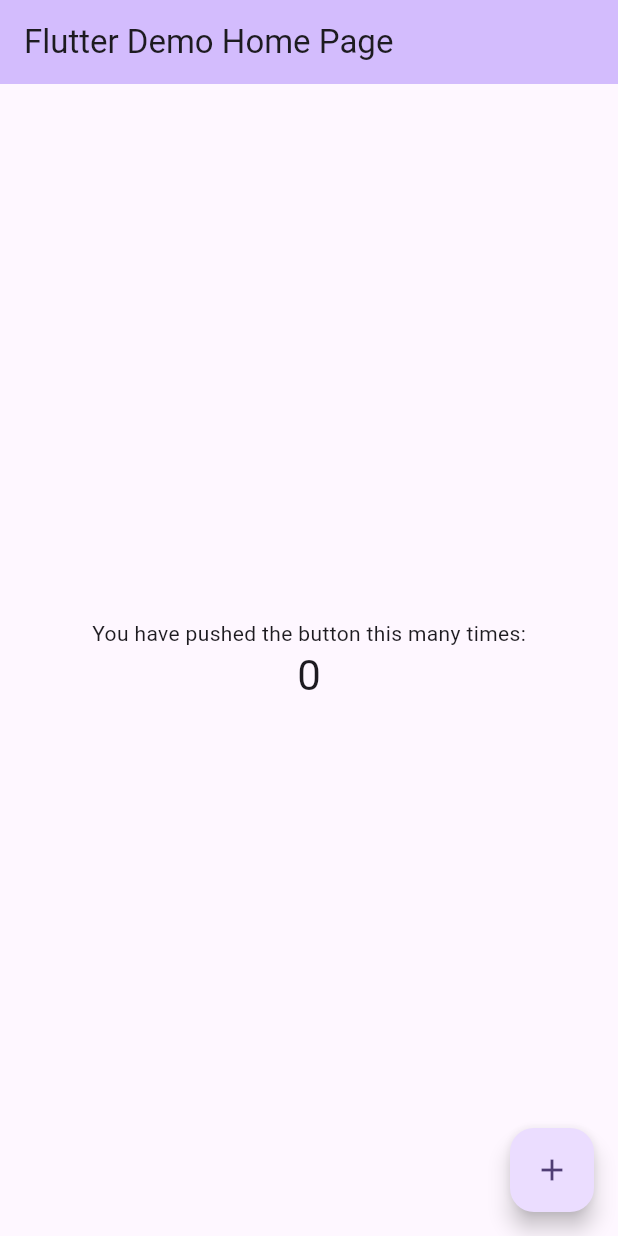
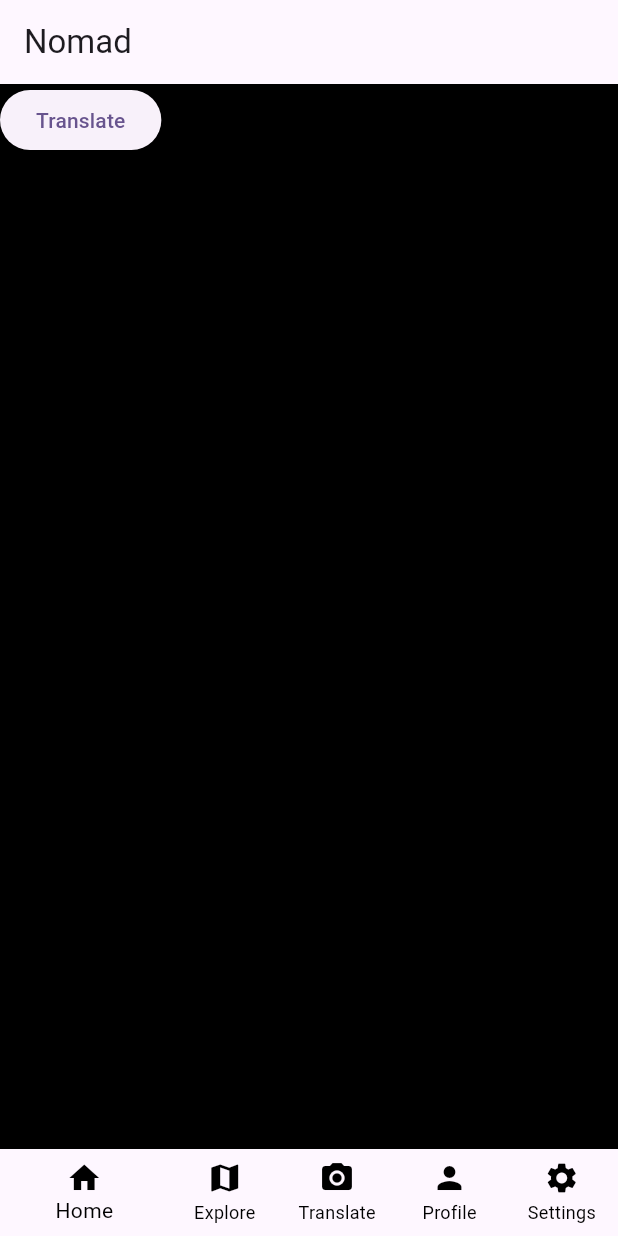
Before and after one commit to lingAR-WX82/nomad, a Flutter app: the MyHomePage widget shown alone on an empty page, opened directly, on a phone screen of 412 x 824 dp. Run offline on Flutter 3.47's test engine with Material 3 defaults, Android fonts, the phone set to English and light mode, and no system bars; our stand-ins replace camera; missing offline and left inert: google_mlkit_language_id, google_mlkit_translation.

Commit message:
:sparkles: add camera preview

```diff
--- a/lib/main.dart
+++ b/lib/main.dart
@@ -2,6 +2,9 @@ import 'package:flutter/material.dart';
 import 'package:google_mlkit_translation/google_mlkit_translation.dart';
 import 'package:nomad/providers/translation/detector_provider.dart';
 import 'package:nomad/providers/translation/translate_provider.dart';
+import 'package:nomad/routes.dart';
+import 'package:nomad/screens/camera_screen.dart';
+import 'package:nomad/widgets/shared/app_layout.dart';
 
 void main() {
   runApp(const MyApp());
@@ -16,26 +19,12 @@ class MyApp extends StatelessWidget {
     return MaterialApp(
         title: 'Flutter Demo',
         theme: ThemeData(
-        // This is the theme of your application.
-        //
-        // TRY THIS: Try running your application with "flutter run". You'll see
-        // the application has a purple toolbar. Then, without quitting the app,
-        // try changing the seedColor in the colorScheme below to Colors.green
-        // and then invoke "hot reload" (save your changes or press the "hot
-        // reload" button in a Flutter-supported IDE, or press "r" if you used
-        // the command line to start the app).
-        //
-        // Notice that the counter didn't reset back to zero; the application
-        // state is not lost during the reload. To reset the state, use hot
-        // restart instead.
-        //
-        // This works for code too, not just values: Most code changes can be
-        // tested with just a hot reload.
           colorScheme: ColorScheme.fromSeed(seedColor: Colors.deepPurple),
           useMaterial3: true,
         ),
         home: const MyHomePage(title: 'Flutter Demo Home Page'),
-    );
+        initialRoute: '/camera',
+        routes: routes);
   }
 }
 
@@ -61,7 +50,7 @@ class _MyHomePageState extends State<MyHomePage> {
   late DetectorProvider detectorProvider;
   late OnDeviceTranslatorModelManager modelManager;
   late TranslateProvider translateProvider;
-  int _counter = 0;
+  int _selectedIndex = 0;
 
   @override
   void initState() {
@@ -71,16 +60,7 @@ class _MyHomePageState extends State<MyHomePage> {
     translateProvider = TranslateProvider();
   }
 
-  void _incrementCounter() {
-    setState(() {
-      // This call to setState tells the Flutter framework that something has
-      // changed in this State, which causes it to rerun the build method below
-      // so that the display can reflect the updated values. If we changed
-      // _counter without calling setState(), then the build method would not be
-      // called again, and so nothing would appear to happen.
-      _counter++;
-    });
-
+  void _translateText() {
     // detectorProvider
     //     .detectLanguage('Hola mundo')
     //     .then((value) => print(value));
@@ -103,6 +83,15 @@ class _MyHomePageState extends State<MyHomePage> {
     }
   }
 
+  void _onItemTapped(int index) {
+    setState(() {
+      _selectedIndex = index;
+    });
+    Navigator.push(
+      context, MaterialPageRoute(builder: (context) => CameraScreen())
+    );
+  }
+
   @override
   Widget build(BuildContext context) {
     // This method is rerun every time setState is called, for instance as done
@@ -111,50 +100,31 @@ class _MyHomePageState extends State<MyHomePage> {
     // The Flutter framework has been optimized to make rerunning build methods
     // fast, so that you can just rebuild anything that needs updating rather
     // than having to individually change instances of widgets.
-    return Scaffold(
-      appBar: AppBar(
-        // TRY THIS: Try changing the color here to a specific color (to
-        // Colors.amber, perhaps?) and trigger a hot reload to see the AppBar
-        // change color while the other colors stay the same.
-        backgroundColor: Theme.of(context).colorScheme.inversePrimary,
-        // Here we take the value from the MyHomePage object that was created by
-        // the App.build method, and use it to set our appbar title.
-        title: Text(widget.title),
+    return AppLayout(
+      navBar: BottomNavigationBar(
+          onTap: _onItemTapped,
+          selectedItemColor: Colors.black,
+          unselectedItemColor: Colors.black,
+          selectedLabelStyle: const TextStyle(color: Colors.black),
+          showUnselectedLabels: true,
+          items: const [
+            BottomNavigationBarItem(
+              icon: Icon(Icons.home),
+              label: 'Home',
             ),
-      body: Center(
-        // Center is a layout widget. It takes a single child and positions it
-        // in the middle of the parent.
-        child: Column(
-          // Column is also a layout widget. It takes a list of children and
-          // arranges them vertically. By default, it sizes itself to fit its
-          // children horizontally, and tries to be as tall as its parent.
-          //
-          // Column has various properties to control how it sizes itself and
-          // how it positions its children. Here we use mainAxisAlignment to
-          // center the children vertically; the main axis here is the vertical
-          // axis because Columns are vertical (the cross axis would be
-          // horizontal).
-          //
-          // TRY THIS: Invoke "debug painting" (choose the "Toggle Debug Paint"
-          // action in the IDE, or press "p" in the console), to see the
-          // wireframe for each widget.
-          mainAxisAlignment: MainAxisAlignment.center,
-          children: <Widget>[
-            const Text(
-              'You have pushed the button this many times:',
-            ),
-            Text(
-              '$_counter',
-              style: Theme.of(context).textTheme.headlineMedium,
-            ),
+            BottomNavigationBarItem(icon: Icon(Icons.map), label: 'Explore'),
+            BottomNavigationBarItem(
+                icon: Icon(Icons.camera_alt), label: 'Translate'),
+            BottomNavigationBarItem(icon: Icon(Icons.person), label: 'Profile'),
+            BottomNavigationBarItem(
+                icon: Icon(Icons.settings), label: 'Settings')
+          ]),
+      child: Stack(
+        children: [
+          ElevatedButton(
+              onPressed: _translateText, child: const Text('Translate'))
         ],
       ),
-      ),
-      floatingActionButton: FloatingActionButton(
-        onPressed: _incrementCounter,
-        tooltip: 'Increment',
-        child: const Icon(Icons.add),
-      ), // This trailing comma makes auto-formatting nicer for build methods.
     );
   }
 }
--- /dev/null
+++ b/lib/routes.dart
@@ -0,0 +1,6 @@
+import 'package:flutter/cupertino.dart';
+import 'package:nomad/screens/camera_screen.dart';
+
+Map<String, Widget Function(BuildContext)> routes = {
+  '/camera': (context) => CameraScreen()
+};
--- /dev/null
+++ b/lib/widgets/shared/app_layout.dart
@@ -0,0 +1,31 @@
+import 'package:flutter/material.dart';
+import 'dart:ui';
+
+class AppLayout extends StatefulWidget {
+  final Widget child;
+  final Widget? topBar, navBar;
+
+  const AppLayout({super.key, this.topBar, this.navBar, required this.child});
+
+  @override
+  State<StatefulWidget> createState() => _AppLayoutState();
+}
+
+class _AppLayoutState extends State<AppLayout> {
+  final Color backgroundColor = const Color(0xFF000000);
+
+  @override
+  Widget build(BuildContext context) {
+    final screenSize = MediaQuery.of(context).size;
+    final screenWidth = screenSize.width;
+    final screenHeight = screenSize.height;
+
+    return Scaffold(
+      backgroundColor: backgroundColor,
+      appBar: AppBar(title: const Text('Nomad')),
+      body: SizedBox(
+          width: screenWidth, height: screenHeight, child: widget.child),
+      bottomNavigationBar: widget.navBar,
+    );
+  }
+}
--- a/pubspec.yaml
+++ b/pubspec.yaml
@@ -37,6 +37,8 @@ dependencies:
   cupertino_icons: ^1.0.6
   google_mlkit_language_id: ^0.11.0
   google_mlkit_translation: ^0.11.0
+  camera: ^0.11.0+1
+  path: ^1.9.0
 
 dev_dependencies:
   flutter_test:
@@ -61,7 +63,8 @@ flutter:
   uses-material-design: true
 
   # To add assets to your application, add an assets section, like this:
-  # assets:
+  assets:
+    - assets/images/sample.jpeg
   #   - images/a_dot_burr.jpeg
   #   - images/a_dot_ham.jpeg
 
```
Also changed, not shown: lib/screens/camera_screen.dart (added, +53 -0 lines), lib/screens/home_screen.dart (added, +14 -0 lines), assets/images/sample.jpeg (added), pubspec.lock. Lines whose indentation alone changed are shown as unchanged.
